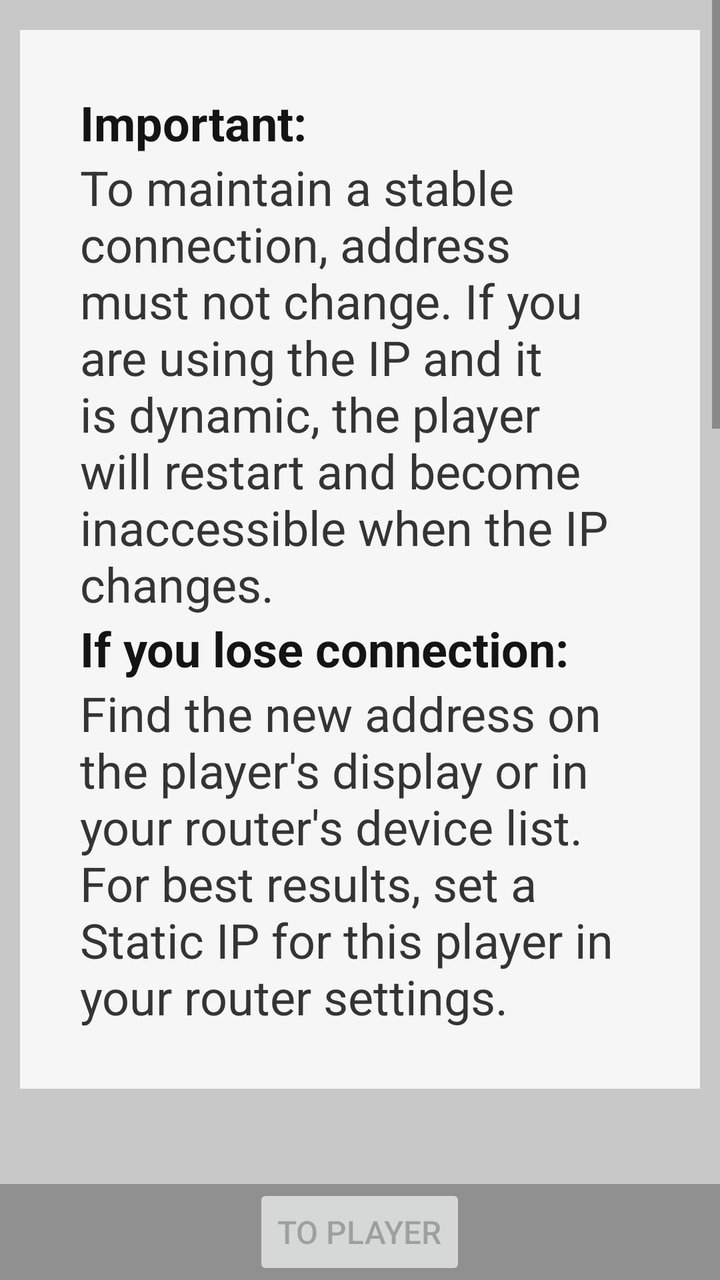
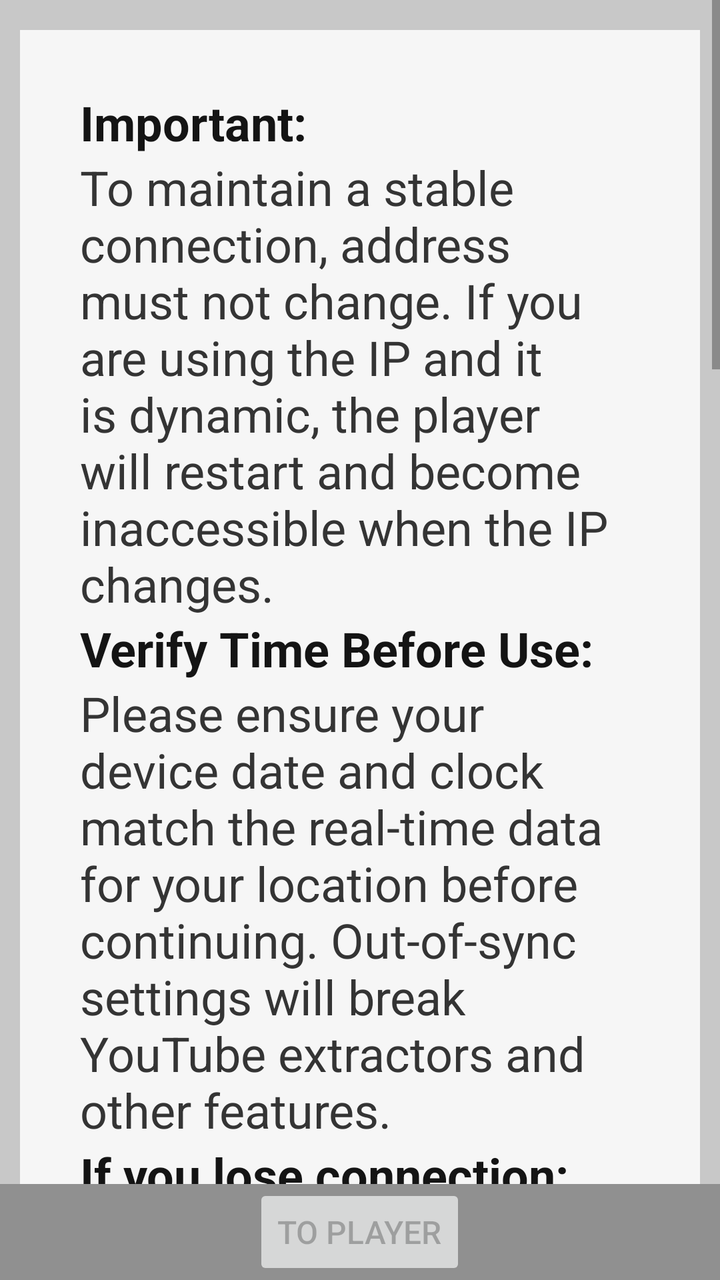

Screens rendered from an Android XML layout before and after an edit, with the pre-edit source and the edit as a unified diff.
<!-- AndroidManifest.xml: application theme Theme.AppCompat.DayNight -->
<!-- res/layout/permissions.xml -->
<?xml version="1.0" encoding="utf-8"?>
<LinearLayout xmlns:android="http://schemas.android.com/apk/res/android"
    xmlns:tools="http://schemas.android.com/tools"
    android:layout_width="match_parent"
    android:layout_height="match_parent"
    android:background="#C8C8C8"
    android:orientation="vertical">
    

    
    <ScrollView
        android:layout_width="match_parent"
        android:layout_height="0dp"
        android:layout_weight="1">

        <LinearLayout
            android:layout_width="match_parent"
            android:layout_height="wrap_content"
            android:layout_marginLeft="10dp"
            android:layout_marginRight="10dp"
            android:gravity="center_horizontal"
            android:orientation="vertical"
            android:paddingBottom="15dp"
            android:paddingTop="15dp">

            <LinearLayout
                android:layout_width="match_parent"
                android:layout_height="match_parent"
                android:layout_marginBottom="50dp"
                android:background="#F6F6F6"
                android:gravity="center"
                android:orientation="vertical"
                android:padding="30dp">

                <TextView
                    android:layout_width="match_parent"
                    android:layout_height="wrap_content"
                    android:text="Important:"
                    android:textColor="#141414"
                    android:textSize="24sp"
                    android:textStyle="bold" />

                <TextView
                    android:layout_width="match_parent"
                    android:layout_height="wrap_content"
                    android:text="To maintain a stable connection, address must not change. If you are using the IP and it is dynamic, the player will restart and become inaccessible when the IP changes."
                    android:textColor="#343434"
                    android:textSize="24sp" />


                <TextView
                    android:layout_width="match_parent"
                    android:layout_height="wrap_content"
                    android:text="If you lose connection:"
                    android:textColor="#141414"
                    android:textSize="24sp"
                    android:textStyle="bold" />
                <TextView
                    android:layout_width="match_parent"
                    android:layout_height="wrap_content"
                    android:text="Find the new address on the player's display or in your router's device list.  For best results, set a Static IP for this player in your router settings."
                    android:textColor="#343434"
                    android:textSize="24sp" />
            </LinearLayout>
            <LinearLayout
                android:layout_width="match_parent"
                android:layout_height="match_parent"
                android:layout_marginBottom="50dp"
                android:background="#F6F6F6"
                android:gravity="center"
                android:orientation="vertical"
                android:padding="30dp">

                <LinearLayout
                    android:layout_width="match_parent"
                    android:layout_height="wrap_content"
                    android:orientation="horizontal"
                    android:gravity="center_vertical">

                    <TextView
                        android:layout_width="wrap_content"
                        android:layout_height="wrap_content"
                        android:text="PORT"
                        android:textColor="#070707"
                        android:textSize="24sp"
                        android:textStyle="bold"
                        android:layout_marginRight="16dp" />

                    <EditText
                        android:id="@+id/portInput"
                        android:layout_width="0dp"
                        android:layout_height="wrap_content"
                        android:layout_weight="1"
                        android:ems="10"
                        android:inputType="number"
                        android:textColor="#000000"
                        android:textSize="24sp"
                        android:textStyle="bold" />
                </LinearLayout>

                <Button
                    android:id="@+id/portSet"
                    android:layout_width="match_parent"
                    android:layout_height="wrap_content"
                    android:layout_weight="1"
                    android:text="SET"
                    android:textSize="24sp" />

                <TextView
                    android:id="@+id/portInfo"
                    android:layout_width="match_parent"
                    android:layout_height="wrap_content"
                    android:gravity="center_horizontal"
                    android:text="⚠️ Set port for start ⚠️"
                    android:textColor="#070707"
                    android:textSize="24sp"
                    android:textStyle="bold" />
                <TextView
                    android:layout_width="match_parent"
                    android:layout_height="wrap_content"
                    android:gravity="center_horizontal"
                    android:text="example: 8080 - 10000"
                    android:textColor="#070707"
                    android:textSize="24sp"
                    android:textStyle="bold" />

                <TextView
                    android:layout_width="match_parent"
                    android:layout_height="wrap_content"
                    android:gravity="center_horizontal"
                    android:text="Please set the required port and ensure no other local services or apps are using the same port to avoid conflicts."
                    android:textColor="#070707"
                    android:textSize="24sp" />
            </LinearLayout>

            <LinearLayout
                android:layout_width="match_parent"
                android:layout_height="wrap_content"
                android:layout_marginBottom="50dp"
                android:background="#F6F6F6"
                android:gravity="center"
                android:orientation="vertical"
                android:padding="30dp">

                <Switch
                    android:id="@+id/autoStart"
                    android:layout_width="wrap_content"
                    android:layout_height="wrap_content"
                    android:text="Auto-start"
                    android:textColor="#070707"
                    android:textSize="24sp"
                    android:textStyle="bold" />

                <TextView
                    android:layout_width="match_parent"
                    android:layout_height="wrap_content"
                    android:text="Auto-start helps keep the app running after reboot."
                    android:textColor="#070707"
                    android:textSize="24sp" />
            </LinearLayout>

            <LinearLayout
                android:layout_width="match_parent"
                android:layout_height="wrap_content"
                android:background="#F6F6F6"
                android:gravity="center"
                android:orientation="vertical"
                android:padding="30dp">

                <Button
                    android:id="@+id/battery"
                    android:layout_width="match_parent"
                    android:layout_height="wrap_content"
                    android:text="Battery"
                    android:textSize="24sp" />

                <TextView
                    android:id="@+id/batteryText"
                    android:layout_width="match_parent"
                    android:layout_height="wrap_content"
                    android:text="⚠️ Battery restrictions may affect app performance.
Features like auto-start, notifications, or background tasks may not work correctly.
Please disable battery optimizations for this app in your device settings."
                    android:textColor="#070707"
                    android:textSize="24sp" />
            </LinearLayout>
        </LinearLayout>
    </ScrollView>

    
    <LinearLayout
        android:id="@+id/portIfNotNull"
        android:layout_width="match_parent"
        android:layout_height="wrap_content"
        android:background="#909090"
        android:gravity="center"
        android:orientation="vertical"
        android:visibility="visible">

        <Button
            android:id="@+id/close"
            android:layout_width="wrap_content"
            android:layout_height="wrap_content"
            android:clickable="false"
            android:enabled="false"
            android:text="To Player"
            android:textSize="16sp" />
    </LinearLayout>

</LinearLayout>
<!-- resources referenced by this layout -->
<resources>

</resources>

<!-- the commit's change to res/layout/permissions.xml (unified diff, before → after) -->
@@ -47,6 +47,20 @@
                     android:textColor="#343434"
                     android:textSize="24sp" />
 
+                <TextView
+                    android:layout_width="match_parent"
+                    android:layout_height="wrap_content"
+                    android:text="Verify Time Before Use:"
+                    android:textColor="#141414"
+                    android:textSize="24sp"
+                    android:textStyle="bold" />
+
+                <TextView
+                    android:layout_width="match_parent"
+                    android:layout_height="wrap_content"
+                    android:text="Please ensure your device date and clock match the real-time data for your location before continuing. Out-of-sync settings will break YouTube extractors and other features."
+                    android:textColor="#343434"
+                    android:textSize="24sp" />
 
                 <TextView
                     android:layout_width="match_parent"
